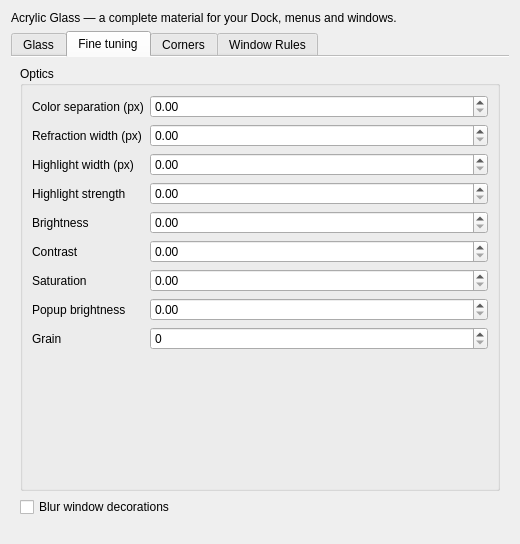
Qt form src/offline/kwin-effects/acrylic-glass/src/kcm/config.ui (RoxasYTB/macos-tahoe-liquid-kde) before a commit.
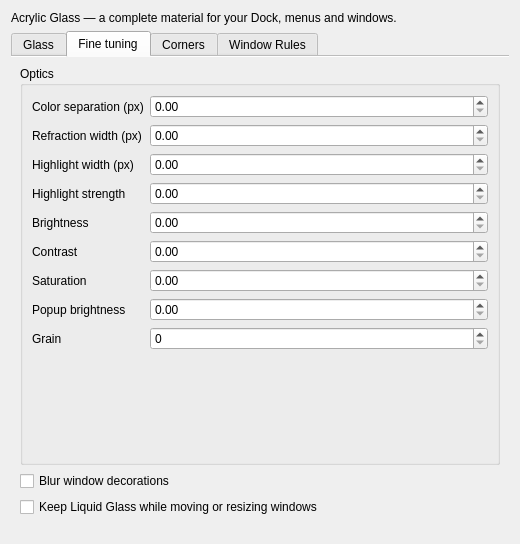
The same form after that commit. The open tabs and pages were chosen to show the change. Custom widgets are drawn as their Qt base class.

Commit message: perf(glass): pause blur during window moves

Diff of the .ui file:
```diff
--- a/src/offline/kwin-effects/acrylic-glass/src/kcm/config.ui
+++ b/src/offline/kwin-effects/acrylic-glass/src/kcm/config.ui
@@ -499,6 +499,13 @@
          </property>
         </widget>
        </item>
+       <item>
+        <widget class="QCheckBox" name="kcfg_BlurDuringMoveResize">
+         <property name="text">
+          <string>Keep Liquid Glass while moving or resizing windows</string>
+         </property>
+        </widget>
+       </item>
        <item>
         <spacer name="opticsSpacer">
          <property name="orientation">
```
The commit also changes 4 other files.
